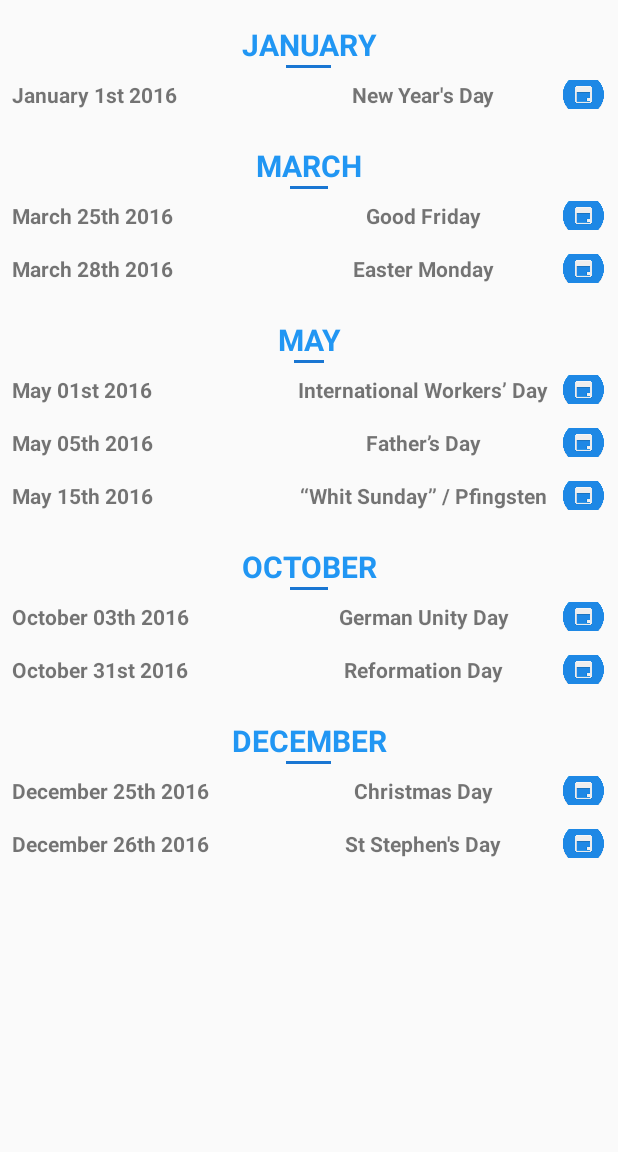
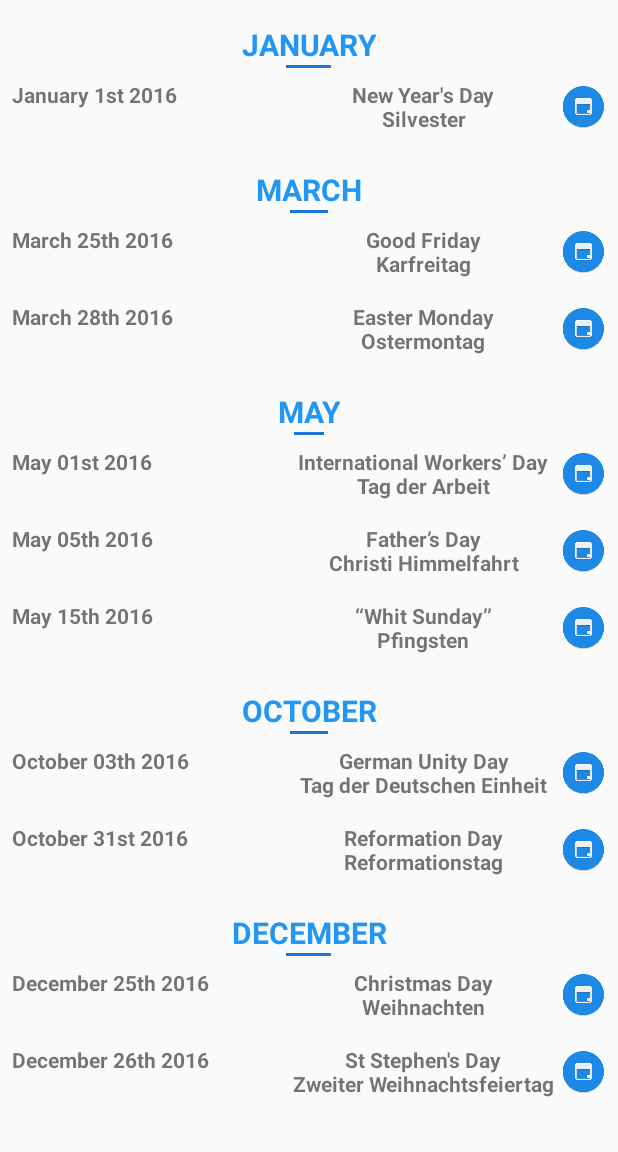
Before and after one commit to Lashchyk/WTM-Berlin-Android-Study-Jam, an Android app: the screen it shows after launch (MainActivity), on a phone screen of 412 x 824 dp, the part 84-1236 px from its top. Run offline under Robolectric (Android 15) with nearby library versions, the phone set to English and light mode, and no system bars.

Commit message:
added calendar for every string

```diff
--- a/app/src/main/java/com/example/nlashchy/holidays/MainActivity.java
+++ b/app/src/main/java/com/example/nlashchy/holidays/MainActivity.java
@@ -43,11 +43,90 @@ public class MainActivity extends AppCompatActivity {
         calendar25thMarch.setOnClickListener(new View.OnClickListener() {
             @Override
             public void onClick(View v) {
-                openCalendarOnDate("Good Friday", "25", "1");
+                openCalendarOnDate("Good Friday", "25", "2");
+            }
+        });
+
+        // Find the Calendar Button fo the 28th of March
+        ImageView calendar28thMarch = (ImageView) findViewById(R.id.calendar28thOfMarch);
+        assert calendar28thMarch != null;
+        calendar28thMarch.setOnClickListener(new View.OnClickListener() {
+            @Override
+            public void onClick(View v) {
+                openCalendarOnDate("Easter Monday", "28", "2");
+            }
+        });
+
+        // Find the Calendar Button fo the 01st of May
+        ImageView calendar01stMay = (ImageView) findViewById(R.id.calendar01stOfMay);
+        assert calendar01stMay != null;
+        calendar01stMay.setOnClickListener(new View.OnClickListener() {
+            @Override
+            public void onClick(View v) {
+                openCalendarOnDate("International Workers Day", "01", "4");
+            }
+        });
+
+        // Find the Calendar Button fo the 05th of May
+        ImageView calendar05thMay = (ImageView) findViewById(R.id.calendar05thOfMay);
+        assert calendar05thMay != null;
+        calendar05thMay.setOnClickListener(new View.OnClickListener() {
+            @Override
+            public void onClick(View v) {
+                openCalendarOnDate("Fathers Day", "05", "4");
+            }
+        });
+
+        // Find the Calendar Button fo the 15th of May
+        ImageView calendar15thMay = (ImageView) findViewById(R.id.calendar15thOfMay);
+        assert calendar15thMay != null;
+        calendar15thMay.setOnClickListener(new View.OnClickListener() {
+            @Override
+            public void onClick(View v) {
+                openCalendarOnDate("Whit Sunday", "15", "4");
+            }
+        });
+
+        // Find the Calendar Button fo the 03th of October
+        ImageView calendar03thOctober = (ImageView) findViewById(R.id.calendar03thOfOctober);
+        assert calendar03thOctober != null;
+        calendar03thOctober.setOnClickListener(new View.OnClickListener() {
+            @Override
+            public void onClick(View v) {
+                openCalendarOnDate("German Unity Day", "03", "9");
+            }
+        });
+
+        // Find the Calendar Button fo the 31st of October
+        ImageView calendar31stOctober = (ImageView) findViewById(R.id.calendar31sthOfOctober);
+        assert calendar31stOctober != null;
+        calendar31stOctober.setOnClickListener(new View.OnClickListener() {
+            @Override
+            public void onClick(View v) {
+                openCalendarOnDate("Reformation Day", "31", "9");
+            }
+        });
+
+        // Find the Calendar Button fo the 25th of December
+        ImageView calendar25thDecember = (ImageView) findViewById(R.id.calendar25thOfDecember);
+        assert calendar25thDecember != null;
+        calendar25thDecember.setOnClickListener(new View.OnClickListener() {
+            @Override
+            public void onClick(View v) {
+                openCalendarOnDate("Christmas Day", "25", "11");
+            }
+        });
+
+        // Find the Calendar Button fo the 26th of December
+        ImageView calendar26thDecember = (ImageView) findViewById(R.id.calendar26thOfDecember);
+        assert calendar26thDecember != null;
+        calendar26thDecember.setOnClickListener(new View.OnClickListener() {
+            @Override
+            public void onClick(View v) {
+                openCalendarOnDate("St Stephen's Day", "26", "11");
             }
         });
     }
-
 
     private void openCalendarOnDate(String title, String day, String month) {
         Calendar date = Calendar.getInstance();
@@ -69,7 +148,7 @@ public class MainActivity extends AppCompatActivity {
 }
 
 
-    //                Intent calendarIntent = new Intent(Intent.ACTION_MAIN);
+//                Intent calendarIntent = new Intent(Intent.ACTION_MAIN);
 //                calendarIntent.addCategory(Intent.CATEGORY_APP_CALENDAR);
 //                calendarIntent.putExtra("beginTime", )
 //
--- a/app/src/main/res/layout/activity_main.xml
+++ b/app/src/main/res/layout/activity_main.xml
@@ -68,7 +68,7 @@
                 android:layout_width="30dp"
                 android:layout_height="match_parent"
                 android:src="@drawable/calendar"
-                android:scaleType="centerCrop" />
+                android:scaleType="fitCenter" />
         </LinearLayout>
 
         <!-- MARCH -->
@@ -114,7 +114,7 @@
                 android:layout_width="30dp"
                 android:layout_height="match_parent"
                 android:src="@drawable/calendar"
-                android:scaleType="centerCrop" />
+                android:scaleType="fitCenter" />
         </LinearLayout>
 
         <LinearLayout
@@ -139,10 +139,11 @@
                 android:textStyle="bold" />
 
             <ImageView
+                android:id="@+id/calendar28thOfMarch"
                 android:layout_width="30dp"
                 android:layout_height="match_parent"
                 android:src="@drawable/calendar"
-                android:scaleType="centerCrop" />
+                android:scaleType="fitCenter" />
         </LinearLayout>
 
         <!-- MAY -->
@@ -184,10 +185,11 @@
                 android:textStyle="bold" />
 
             <ImageView
+                android:id="@+id/calendar01stOfMay"
                 android:layout_width="30dp"
                 android:layout_height="match_parent"
                 android:src="@drawable/calendar"
-                android:scaleType="centerCrop" />
+                android:scaleType="fitCenter" />
         </LinearLayout>
 
         <LinearLayout
@@ -212,10 +214,11 @@
                 android:textStyle="bold" />
 
             <ImageView
+                android:id="@+id/calendar05thOfMay"
                 android:layout_width="30dp"
                 android:layout_height="match_parent"
                 android:src="@drawable/calendar"
-                android:scaleType="centerCrop" />
+                android:scaleType="fitCenter" />
         </LinearLayout>
 
         <LinearLayout
@@ -240,10 +243,11 @@
                 android:textStyle="bold" />
 
             <ImageView
+                android:id="@+id/calendar15thOfMay"
                 android:layout_width="30dp"
                 android:layout_height="match_parent"
                 android:src="@drawable/calendar"
-                android:scaleType="centerCrop" />
+                android:scaleType="fitCenter" />
         </LinearLayout>
 
         <!-- OCTOBER -->
@@ -285,10 +289,11 @@
                 android:textStyle="bold" />
 
             <ImageView
+                android:id="@+id/calendar03thOfOctober"
                 android:layout_width="30dp"
                 android:layout_height="match_parent"
                 android:src="@drawable/calendar"
-                android:scaleType="centerCrop" />
+                android:scaleType="fitCenter" />
         </LinearLayout>
 
         <LinearLayout
@@ -313,10 +318,11 @@
                 android:textStyle="bold" />
 
             <ImageView
+                android:id="@+id/calendar31sthOfOctober"
                 android:layout_width="30dp"
                 android:layout_height="match_parent"
                 android:src="@drawable/calendar"
-                android:scaleType="centerCrop" />
+                android:scaleType="fitCenter" />
         </LinearLayout>
 
         <!-- DECEMBER -->
@@ -358,10 +364,11 @@
                 android:textStyle="bold" />
 
             <ImageView
+                android:id="@+id/calendar25thOfDecember"
                 android:layout_width="30dp"
                 android:layout_height="match_parent"
                 android:src="@drawable/calendar"
-                android:scaleType="centerCrop" />
+                android:scaleType="fitCenter" />
         </LinearLayout>
 
         <LinearLayout
@@ -386,10 +393,11 @@
                 android:textStyle="bold" />
 
             <ImageView
+                android:id="@+id/calendar26thOfDecember"
                 android:layout_width="30dp"
                 android:layout_height="match_parent"
                 android:src="@drawable/calendar"
-                android:scaleType="centerCrop" />
+                android:scaleType="fitCenter" />
         </LinearLayout>
 
     </LinearLayout>
--- a/app/src/main/res/values/strings.xml
+++ b/app/src/main/res/values/strings.xml
@@ -19,29 +19,29 @@
     <!-- Holidays -->
     <!-- January -->
     <string name="january_1">January 1st 2016</string>
-    <string name="new_year">New Year\'s Day</string>
+    <string name="new_year">New Year\'s Day\nSilvester</string>
     <!-- March -->
     <string name="march_25">March 25th 2016</string>
-    <string name="good_friday">Good Friday</string>
+    <string name="good_friday">Good Friday\nKarfreitag</string>
     <string name="march_28">March 28th 2016</string>
-    <string name="easter_monday">Easter Monday</string>
+    <string name="easter_monday">Easter Monday\nOstermontag</string>
     <!-- May -->
     <string name="may_1">May 01st 2016</string>
-    <string name="first_of_may">International Workers’ Day</string>
+    <string name="first_of_may">International Workers’ Day\nTag der Arbeit</string>
     <string name="may_5">May 05th 2016</string>
-    <string name="father_day">Father\’s Day</string>
+    <string name="father_day">Father\’s Day\nChristi Himmelfahrt</string>
     <string name="may_15">May 15th 2016</string>
-    <string name="pfingsten">“Whit Sunday” / Pfingsten</string>
+    <string name="pfingsten">“Whit Sunday”\nPfingsten</string>
     <!-- October -->
     <string name="october_3">October 03th 2016</string>
-    <string name="unit_day">German Unity Day</string>
+    <string name="unit_day">German Unity Day\nTag der Deutschen Einheit</string>
     <string name="october_31">October 31st 2016</string>
-    <string name="reformation_day">Reformation Day</string>
+    <string name="reformation_day">Reformation Day\nReformationstag</string>
     <!-- December -->
     <string name="december_25">December 25th 2016</string>
-    <string name="christmas">Christmas Day</string>
+    <string name="christmas">Christmas Day\nWeihnachten</string>
     <string name="december_26">December 26th 2016</string>
-    <string name="christmas_second_day">St Stephen\'s Day</string>
+    <string name="christmas_second_day">St Stephen\'s Day\nZweiter Weihnachtsfeiertag</string>
 
     <!-- -->
 </resources>
```
